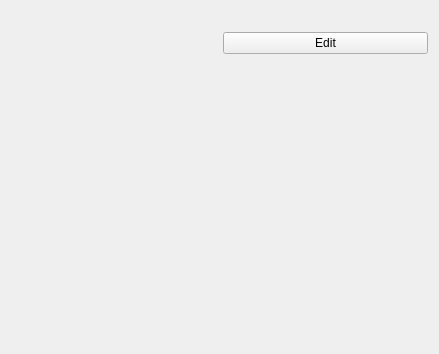
Qt form HimalayaMain/Gui/Components/Reagents/Forms/ReagentStationWidget.ui (Liyezhong/Master) before a commit.
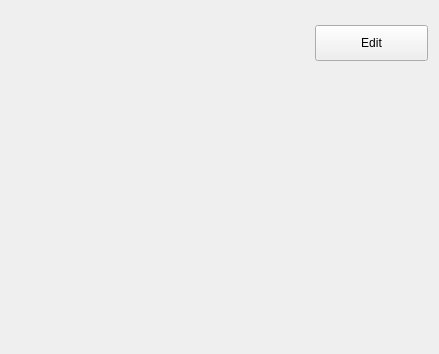
The same form after that commit. Custom widgets are drawn as their Qt base class.

Commit message: Restrict some buttons' size to fit the dialogs' layout.

Patch:
```diff
--- a/HimalayaMain/Gui/Components/Reagents/Forms/ReagentStationWidget.ui
+++ b/HimalayaMain/Gui/Components/Reagents/Forms/ReagentStationWidget.ui
@@ -45,6 +45,12 @@
     <layout class="QVBoxLayout" name="verticalLayout">
      <item>
       <widget class="QPushButton" name="btnEdit">
+       <property name="maximumSize">
+        <size>
+         <width>113</width>
+         <height>36</height>
+        </size>
+       </property>
        <property name="text">
         <string>Edit</string>
        </property>
```
The commit also changes 3 other files.
